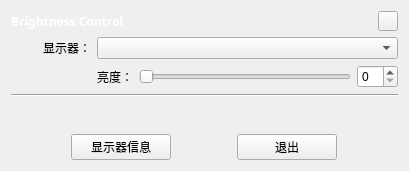
Qt form gui/uic/mainwindow.ui (panderan/BrightnessContrl) before a commit.
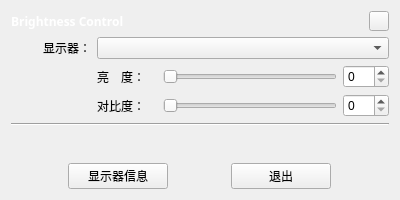
The same form after that commit. Icons and pictures are not drawn.

Commit message: implement contrast configuration adjustment.

Patch:
```diff
--- a/gui/uic/mainwindow.ui
+++ b/gui/uic/mainwindow.ui
@@ -9,14 +9,14 @@
    <rect>
     <x>0</x>
     <y>0</y>
-    <width>409</width>
-    <height>171</height>
+    <width>400</width>
+    <height>200</height>
    </rect>
   </property>
   <property name="minimumSize">
    <size>
-    <width>0</width>
-    <height>150</height>
+    <width>400</width>
+    <height>200</height>
    </size>
   </property>
   <property name="windowTitle">
@@ -137,23 +137,77 @@
       </widget>
      </item>
      <item row="1" column="1">
-      <layout class="QGridLayout" name="gridLayout_3">
-       <item row="0" column="0">
+      <layout class="QHBoxLayout" name="layout_conf_brightness">
+       <item>
         <widget class="QLabel" name="label_hsilder_brightness">
+         <property name="minimumSize">
+          <size>
+           <width>60</width>
+           <height>0</height>
+          </size>
+         </property>
          <property name="text">
-          <string>亮度：</string>
+          <string>亮　度：</string>
          </property>
         </widget>
        </item>
-       <item row="0" column="1">
+       <item>
         <widget class="QSlider" name="hsilder_brightness">
          <property name="orientation">
           <enum>Qt::Horizontal</enum>
          </property>
         </widget>
        </item>
-       <item row="0" column="2">
-        <widget class="QSpinBox" name="spinbox_brightness"/>
+       <item>
+        <widget class="QSpinBox" name="spinbox_brightness">
+         <property name="minimumSize">
+          <size>
+           <width>46</width>
+           <height>0</height>
+          </size>
+         </property>
+        </widget>
+       </item>
+      </layout>
+     </item>
+     <item row="2" column="0">
+      <widget class="QLabel" name="label_holdplace_3">
+       <property name="text">
+        <string/>
+       </property>
+      </widget>
+     </item>
+     <item row="2" column="1">
+      <layout class="QHBoxLayout" name="layout_conf_contrast">
+       <item>
+        <widget class="QLabel" name="label_hsilder_contrast">
+         <property name="minimumSize">
+          <size>
+           <width>60</width>
+           <height>0</height>
+          </size>
+         </property>
+         <property name="text">
+          <string>对比度：</string>
+         </property>
+        </widget>
+       </item>
+       <item>
+        <widget class="QSlider" name="hsilder_contrast">
+         <property name="orientation">
+          <enum>Qt::Horizontal</enum>
+         </property>
+        </widget>
+       </item>
+       <item>
+        <widget class="QSpinBox" name="spinbox_contrast">
+         <property name="minimumSize">
+          <size>
+           <width>46</width>
+           <height>0</height>
+          </size>
+         </property>
+        </widget>
        </item>
       </layout>
      </item>
```
Left out of the diff: 11 changed lines with no effect on the pictures. The commit also changes 9 other files.
